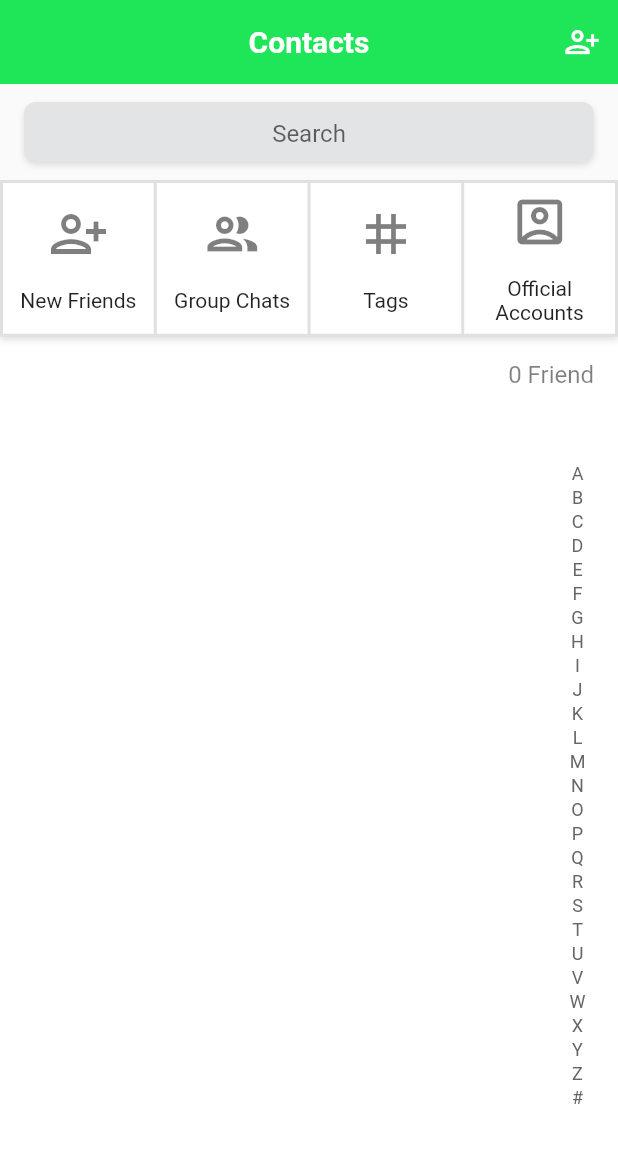
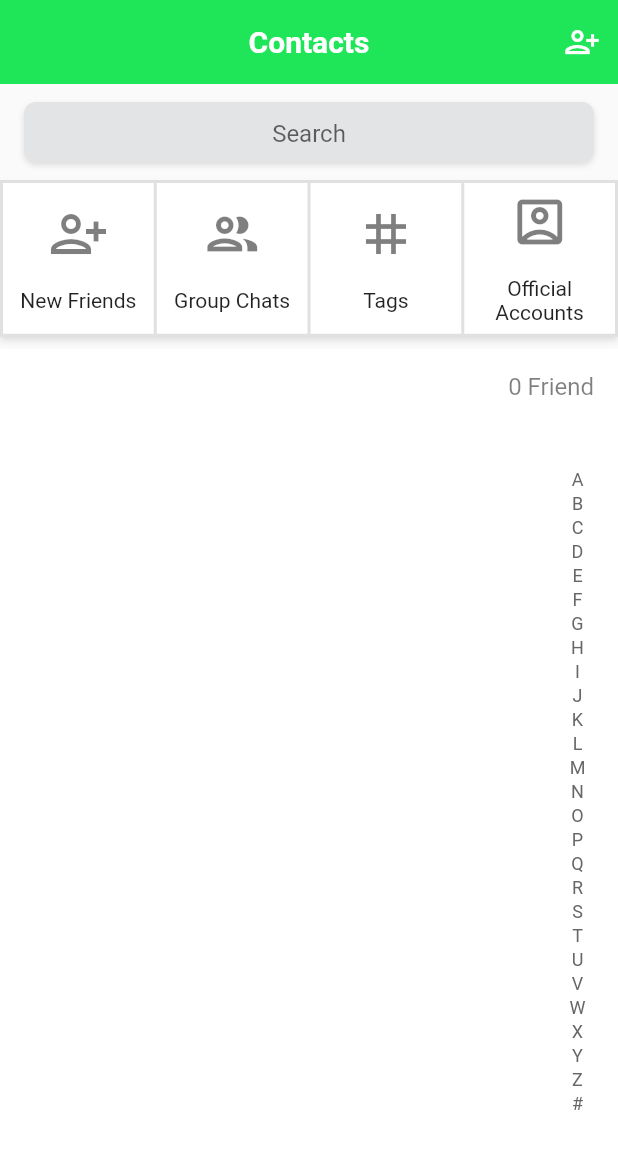
Before and after one commit to PyiTheimKyaw/We-Chat-App, a Flutter app: the ContactPage screen opened directly, on a phone screen of 412 x 824 dp. Shown: the top 1149 px of the screen. Run offline on Flutter 3.47's test engine with Material 2 defaults, Android fonts, the light colour scheme and no system bars; drawn by our look-alikes of azlistview; our stand-ins replace cloud_firestore, file_picker, firebase_auth, firebase_core, firebase_messaging, firebase_storage and 8 more; missing offline and left inert: alphabet_list_scroll_view, alphabet_scroll_view, bottom_drawer, country_pickers, flutter_barcode_scanner, qr_code_scanner; accounts and stored records are empty.

Commit message:
Update contact_page.dart

```diff
--- a/the_we_chat_app_by_my_self/lib/pages/contact_page.dart
+++ b/the_we_chat_app_by_my_self/lib/pages/contact_page.dart
@@ -38,11 +38,9 @@ class _ContactPageState extends State<ContactPage> {
               ),
             ],
           ),
-        body: NestedScrollView(
-          headerSliverBuilder: (BuildContext context, bool innerBoxIsScrolled) {
-            return [
-              SliverToBoxAdapter(
-                child: Consumer<ContactTabBloc>(
+          body: Column(
+            children: [
+              Consumer<ContactTabBloc>(
                 builder: (BuildContext context, bloc, Widget? child) {
                   return SearBarSectionView(
                     onChanged: (text) {
@@ -51,13 +49,10 @@ class _ContactPageState extends State<ContactPage> {
                   );
                 },
               ),
-              ),
-              const SliverToBoxAdapter(
-                child: ContactsCardsSectionView(),
-              ),
-            ];
-          },
-          body: Container(
+              const ContactsCardsSectionView(),
+              Expanded(
+                child: Container(
+                  margin: const EdgeInsets.only(top: MARGIN_SMALL),
                   color: Colors.white,
                   child: Consumer<ContactTabBloc>(
                     builder: (BuildContext context, bloc, Widget? child) {
@@ -77,8 +72,9 @@ class _ContactPageState extends State<ContactPage> {
                     },
                   ),
                 ),
-        ),
-      ),
+              )
+            ],
+          )),
     );
   }
 }
@@ -172,7 +168,11 @@ class ContactPeopleShowView extends StatelessWidget {
                 leading: ProfileImageView(
                     radius: MARGIN_LARGE - MARGIN_SMALL,
                     profilePicture: user[index].person.profilePicture ?? ""),
-                title: Text(user[index].person.userName ?? ""),
+                title: Text(
+                  user[index].person.userName ?? "",
+                  style: const TextStyle(
+                      fontWeight: FontWeight.bold, fontSize: TEXT_REGULAR),
+                ),
               ),
               const Divider(
                 thickness: 1,
@@ -207,54 +207,6 @@ class FriendsCountSectionView extends StatelessWidget {
     );
   }
 }
-
-// class ContactPrefixSectionView extends StatelessWidget {
-//   ContactPrefixSectionView({
-//     Key? key,
-//     required this.contactPrefix,
-//   }) : super(key: key);
-//   String contactPrefix;
-//
-//   @override
-//   Widget build(BuildContext context) {
-//     return Text(
-//       contactPrefix,
-//       style: TextStyle(
-//           color: Colors.black.withOpacity(0.5), fontSize: TEXT_MEDIUM),
-//     );
-//   }
-// }
-
-// class ContactsListSectionView extends StatelessWidget {
-//   const ContactsListSectionView({
-//     Key? key,
-//   }) : super(key: key);
-//
-//   @override
-//   Widget build(BuildContext context) {
-//     return Container(
-//       margin: const EdgeInsets.only(top: MARGIN_XLARGE * 1.5),
-//       height: post,
-//       color: Colors.white,
-//       child: ListView.separated(
-//         separatorBuilder: (context, index) => const Divider(
-//           thickness: 0,
-//           color: Colors.white,
-//         ),
-//         itemCount: 10,
-//         padding: const EdgeInsets.symmetric(
-//             horizontal: MARGIN_MEDIUM_2, vertical: MARGIN_MEDIUM_2),
-//         itemBuilder: (BuildContext context, int index) {
-//           return GestureDetector(
-//               onTap: () {
-//                 navigateToNextScreen(context, const ChatDetailPage());
-//               },
-//               child: ChattingItemView());
-//         },
-//       ),
-//     );
-//   }
-// }
 
 class ContactsCardsSectionView extends StatelessWidget {
   const ContactsCardsSectionView({
```
Lines whose indentation alone changed are shown as unchanged.
